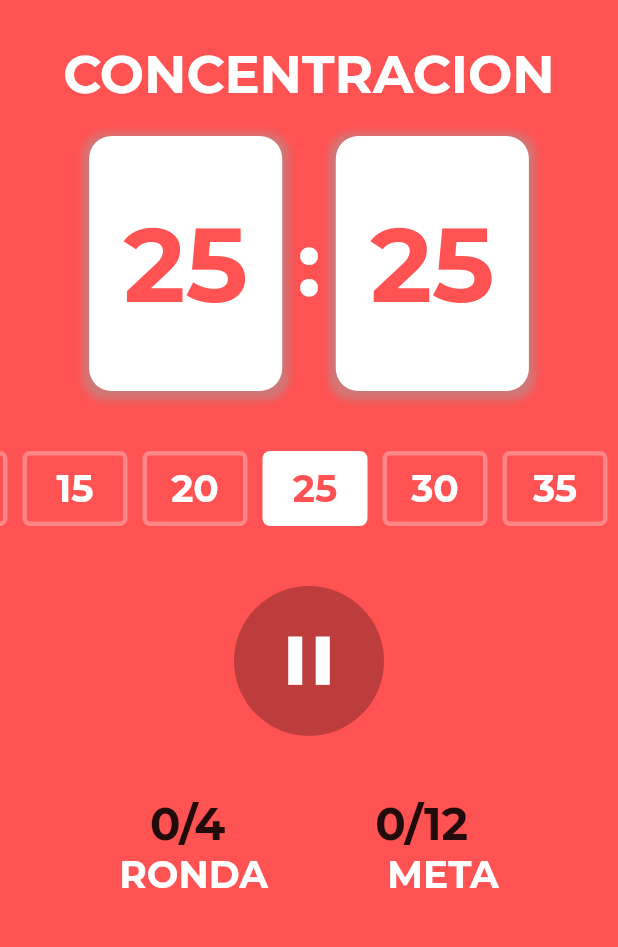
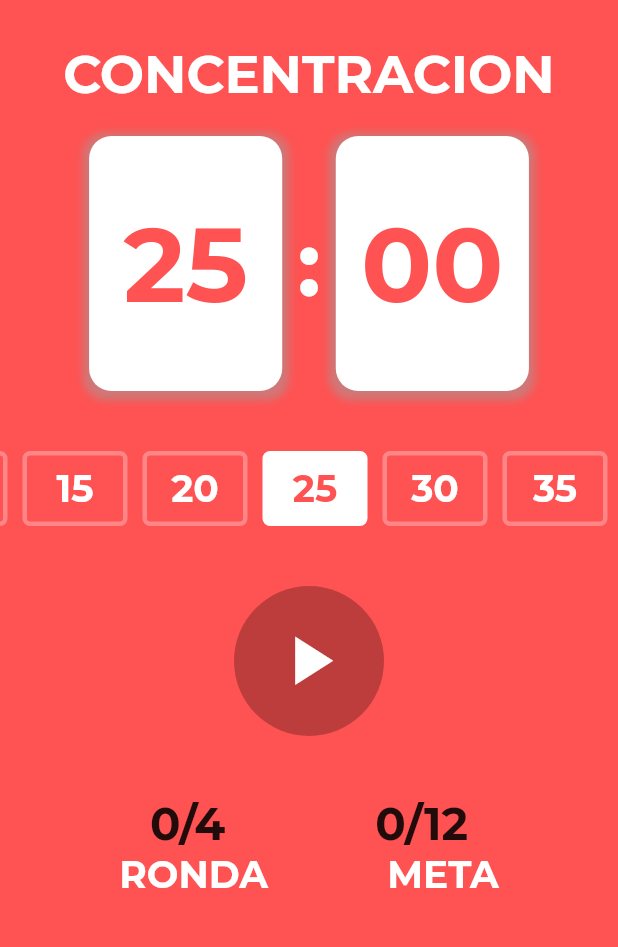
Before and after one commit to Leisonld28/timeman-app, a Flutter app: the screen it shows after launch, on a phone screen of 412 x 824 dp, the part 65-1012 px from its top. Run offline on Flutter 3.47's test engine with Material 2 defaults, Android fonts, the light colour scheme and no system bars; our stand-ins replace google_fonts.

Commit message:
Implementacion funcional del temporizador

```diff
--- a/lib/widgets/timecard.dart
+++ b/lib/widgets/timecard.dart
@@ -9,7 +9,7 @@ class TimerCard extends StatelessWidget {
   @override
   Widget build(BuildContext context) {
     final provider = Provider.of<TimerService>(context);
-    final seconds = provider.currentDuration ~/ 60;
+    final seconds = provider.currentDuration % 60;
     return Column(
       children: [
         Text("CONCENTRACION",
@@ -59,6 +59,7 @@ class TimerCard extends StatelessWidget {
                       seconds == 0
                           ? "${seconds.round()}0"
                           : seconds.round().toString(),
+                      //(provider.currentDuration % 60).round().toString(),
                       style: textStyle(70, Colors.redAccent, FontWeight.bold)),
                 )),
           ],
--- a/lib/widgets/timecontroller.dart
+++ b/lib/widgets/timecontroller.dart
@@ -1,4 +1,6 @@
 import 'package:flutter/material.dart';
+import 'package:provider/provider.dart';
+import 'package:timeman_app/widgets/timerservice.dart';
 
 class TimeController extends StatefulWidget {
   @override
@@ -8,16 +10,24 @@ class TimeController extends StatefulWidget {
 class _TimeState extends State<TimeController> {
   @override
   Widget build(BuildContext context) {
+    final provider = Provider.of<TimerService>(context);
     return Container(
       width: 100,
       height: 100,
-      decoration: BoxDecoration(color: Colors.black26, shape: BoxShape.circle),
+      decoration:
+          const BoxDecoration(color: Colors.black26, shape: BoxShape.circle),
       child: Center(
         child: IconButton(
-          icon: Icon(Icons.pause),
+          icon: provider.timerPlaying
+              ? const Icon(Icons.pause)
+              : const Icon(Icons.play_arrow_sharp),
           color: Colors.white,
           iconSize: 55,
-          onPressed: () {},
+          onPressed: () {
+            provider.timerPlaying
+                ? Provider.of<TimerService>(context, listen: false).pause()
+                : Provider.of<TimerService>(context, listen: false).start();
+          },
         ),
       ),
     );
```
Also changed, not shown: lib/widgets/timerservice.dart (+15 -0 lines).
